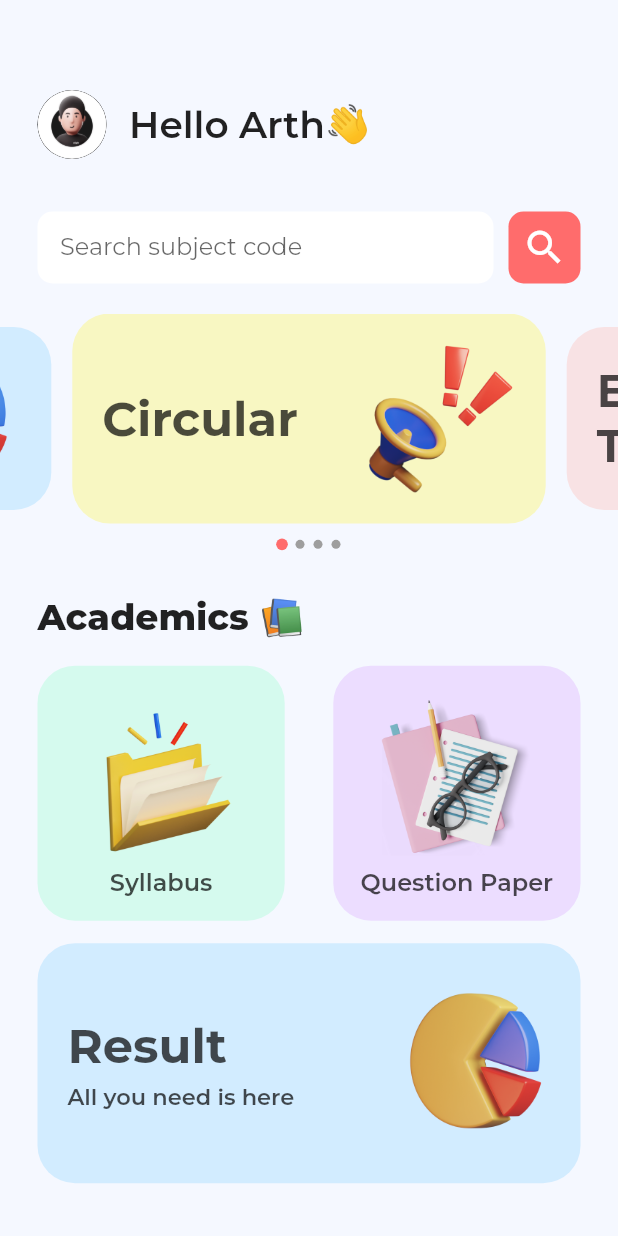
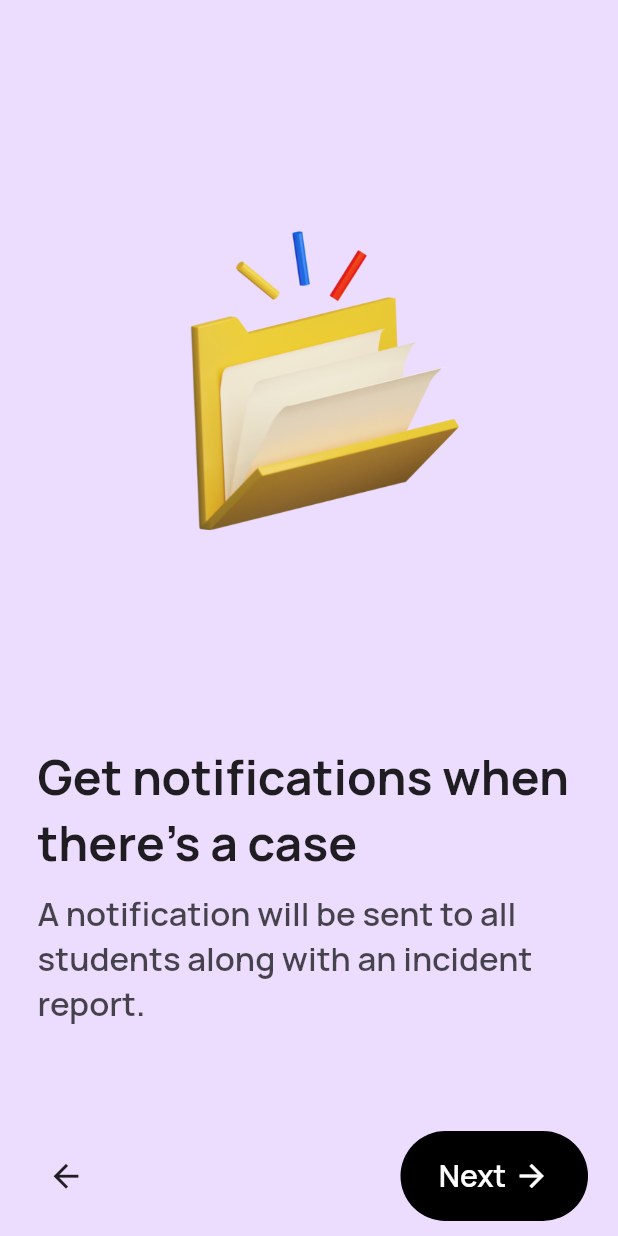
Before and after one commit to ArthVhanesa/gtu-app, a Flutter app: the screen it shows after launch, on a phone screen of 412 x 824 dp. Run offline on Flutter 3.47's test engine with Material 2 defaults, Android fonts, the phone set to English and light mode, and no system bars; drawn by our look-alikes of auto_size_text, carousel_slider, smooth_page_indicator; our stand-ins replace get, google_fonts, in_app_review, percent_indicator, share_plus, shared_preferences and 1 more; missing offline and left inert: flutter_custom_tabs.

Commit message:
Introduction (Onboarding) Screen built

```diff
--- a/lib/main.dart
+++ b/lib/main.dart
@@ -1,10 +1,19 @@
+// ignore_for_file: public_member_api_docs, sort_constructors_first
 import 'package:flutter/material.dart';
 import 'package:flutter/services.dart';
+import 'package:get/get.dart';
+import 'package:shared_preferences/shared_preferences.dart';
+
 import 'package:gtu_app/screens/homeScreen.dart';
+import 'package:gtu_app/screens/introductionScreen.dart';
 import 'package:gtu_app/style.dart';
-import 'package:get/get.dart';
 
-void main() {
+void main() async {
+  WidgetsFlutterBinding.ensureInitialized();
+
+  final prefs = await SharedPreferences.getInstance();
+  final showHome = prefs.getBool('showHome') ?? false;
+
   SystemChrome.setSystemUIOverlayStyle(const SystemUiOverlayStyle(
     statusBarColor: Colors.transparent, // status bar color
     statusBarIconBrightness: Brightness.dark, //status barIcon Brightness
@@ -12,11 +21,16 @@ void main() {
     systemNavigationBarColor: Colors.transparent, // navigation bar color
     systemNavigationBarIconBrightness: Brightness.dark, //navigation bar icon
   ));
-  runApp(const MyApp());
+  runApp(MyApp(showHome: showHome));
 }
 
 class MyApp extends StatelessWidget {
-  const MyApp({super.key});
+  final bool showHome;
+
+  const MyApp({
+    Key? key,
+    required this.showHome,
+  }) : super(key: key);
 
   @override
   Widget build(BuildContext context) {
@@ -25,9 +39,10 @@ class MyApp extends StatelessWidget {
       debugShowCheckedModeBanner: false,
       title: 'gtu_app',
       theme: ThemeData(
-        scaffoldBackgroundColor: _color.bgColor,
-      ),
-      home: HomeScreen(),
+          scaffoldBackgroundColor: _color.bgColor,
+          bottomSheetTheme: BottomSheetThemeData(
+              backgroundColor: Colors.black.withOpacity(0))),
+      home: showHome ? HomeScreen() : IntroductionScreens(),
     );
   }
 }
--- /dev/null
+++ b/lib/screens/introductionScreen.dart
@@ -0,0 +1,206 @@
+import 'dart:async';
+import 'package:flutter/material.dart';
+import 'package:gtu_app/image.dart';
+import 'package:gtu_app/screens/homeScreen.dart';
+import 'package:gtu_app/style.dart';
+import 'package:get/get.dart';
+import 'package:shared_preferences/shared_preferences.dart';
+
+class IntroductionScreens extends StatefulWidget {
+  IntroductionScreens({super.key});
+
+  @override
+  State<IntroductionScreens> createState() => _IntroductionScreensState();
+}
+
+class _IntroductionScreensState extends State<IntroductionScreens> {
+  final AppColors _colors = AppColors();
+  final FontStyle _fontStyle = FontStyle();
+
+  final controller = PageController();
+  bool isLastPage = false;
+  bool isFirstPage = false;
+
+  @override
+  void dispose() {
+    controller.dispose();
+    super.dispose();
+  }
+
+  @override
+  Widget build(BuildContext context) {
+    return Scaffold(
+      body: PageView(
+        controller: controller,
+        onPageChanged: (index) {
+          setState(() {
+            isLastPage = index == 3;
+            isFirstPage = index == 0;
+          });
+        },
+        children: [
+          buildPage(
+            color: _colors.lavenderColor,
+            title: 'Get notifications when there’s a case',
+            body:
+                'A notification will be sent to all students along with an incident report.',
+            image: syllabusImg,
+          ),
+          buildPage(
+            color: _colors.lightMossGreenColor,
+            title: 'Get notifications when there’s a case',
+            body:
+                'A notification will be sent to all students along with an incident report.',
+            image: syllabusImg,
+          ),
+          buildPage(
+            color: _colors.orangeColor,
+            title: 'Get notifications when there’s a case',
+            body:
+                'A notification will be sent to all students along with an incident report.',
+            image: syllabusImg,
+          ),
+          buildPage(
+            color: _colors.skyBlueColor,
+            title: 'Get notifications when there’s a case',
+            body:
+                'A notification will be sent to all students along with an incident report.',
+            image: syllabusImg,
+          ),
+        ],
+      ),
+      bottomSheet: Container(
+        padding: const EdgeInsets.symmetric(horizontal: 20),
+        height: 80, // height should be equal to padding of bottom
+        child: Row(
+          mainAxisAlignment: MainAxisAlignment.spaceBetween,
+          children: [
+            isFirstPage ? const SizedBox(width: 0) : backButton(),
+            isLastPage ? launchAppButton() : nextButton()
+          ],
+        ),
+      ),
+    );
+  }
+
+  Container buildPage(
+      {required Color color,
+      required String title,
+      required String body,
+      required String image}) {
+    return Container(
+      color: color,
+      padding: const EdgeInsets.fromLTRB(25, 0, 25,
+          80), // bottom padding should be equal to height of the bottomSheet
+      child: Column(
+        crossAxisAlignment: CrossAxisAlignment.start,
+        children: [
+          Expanded(
+            flex: 2,
+            child: Center(
+              child: Image.asset(
+                image,
+                height: 260,
+              ),
+            ),
+          ),
+          Expanded(
+            flex: 1,
+            child: Column(
+              crossAxisAlignment: CrossAxisAlignment.start,
+              children: [
+                Text(
+                  title,
+                  style: _fontStyle.manrope(32, FontWeight.w700),
+                ),
+                const SizedBox(
+                  height: 10,
+                ),
+                Text(
+                  body,
+                  style: _fontStyle
+                      .manrope(22, FontWeight.w600)
+                      .copyWith(color: _colors.titleColor),
+                ),
+              ],
+            ),
+          ),
+        ],
+      ),
+    );
+  }
+
+  InkWell launchAppButton() {
+    return InkWell(
+      onTap: () async {
+        final prefs = await SharedPreferences.getInstance();
+        prefs.setBool('showHome', true);
+
+        Get.off(HomeScreen());
+      },
+      child: Container(
+        width: 160,
+        height: 60,
+        decoration: BoxDecoration(
+            color: _colors.blackColor,
+            borderRadius: BorderRadius.all(Radius.circular(30))),
+        child: Center(
+          child: Text(
+            'Launch App',
+            style: _fontStyle
+                .manrope(20, FontWeight.w600)
+                .copyWith(color: _colors.whiteColor),
+          ),
+        ),
+      ),
+    );
+  }
+
+  InkWell nextButton() {
+    return InkWell(
+      onTap: () {
+        controller.nextPage(
+            duration: const Duration(milliseconds: 500), curve: Curves.easeIn);
+      },
+      child: Container(
+        width: 125,
+        height: 60,
+        decoration: BoxDecoration(
+            color: _colors.blackColor,
+            borderRadius: BorderRadius.all(Radius.circular(30))),
+        child: Row(
+          mainAxisAlignment: MainAxisAlignment.center,
+          children: [
+            Text(
+              'Next',
+              style: _fontStyle
+                  .manrope(20, FontWeight.w600)
+                  .copyWith(color: _colors.whiteColor),
+            ),
+            const SizedBox(
+              width: 5,
+            ),
+            const Icon(
+              Icons.arrow_forward,
+              color: Colors.white,
+            ),
+          ],
+        ),
+      ),
+    );
+  }
+
+  IconButton backButton() {
+    return IconButton(
+      splashRadius: 20,
+      iconSize: 25,
+      onPressed: () {
+        controller.previousPage(
+            duration: const Duration(milliseconds: 500), curve: Curves.easeIn);
+      },
+      icon: const Icon(
+        Icons.arrow_back,
+      ),
+    );
+  }
+}
--- a/lib/screens/settingScreen.dart
+++ b/lib/screens/settingScreen.dart
@@ -6,6 +6,7 @@ import 'package:gtu_app/components/Header.dart';
 import 'package:gtu_app/data/CardData.dart';
 import 'package:gtu_app/screens/logInScreen.dart';
 import 'package:gtu_app/style.dart';
+import 'package:shared_preferences/shared_preferences.dart';
 import 'package:url_launcher/url_launcher.dart';
 import 'package:share_plus/share_plus.dart';
 import 'package:in_app_review/in_app_review.dart';
@@ -169,7 +170,11 @@ class _SettingScreenState extends State<SettingScreen> {
             ),
             // logout button
             InkWell(
-              onTap: () {
+              onTap: () async {
+                // for showing again a introduction screen, showHome = false
+                final prefs = await SharedPreferences.getInstance();
+                prefs.setBool('showHome', false);
+
                 Get.to(() => LogInScreen());
               },
               child: Container(
--- a/pubspec.yaml
+++ b/pubspec.yaml
@@ -41,6 +41,7 @@ dependencies:
   flutter_custom_tabs: ^1.0.4
   share_plus: ^4.0.10
   in_app_review: ^2.0.4
+  shared_preferences: ^2.0.15
   google_fonts: ^3.0.1
   auto_size_text: ^3.0.0
   carousel_slider: ^4.1.1
```
Also changed, not shown: pubspec.lock, 1 other file.
